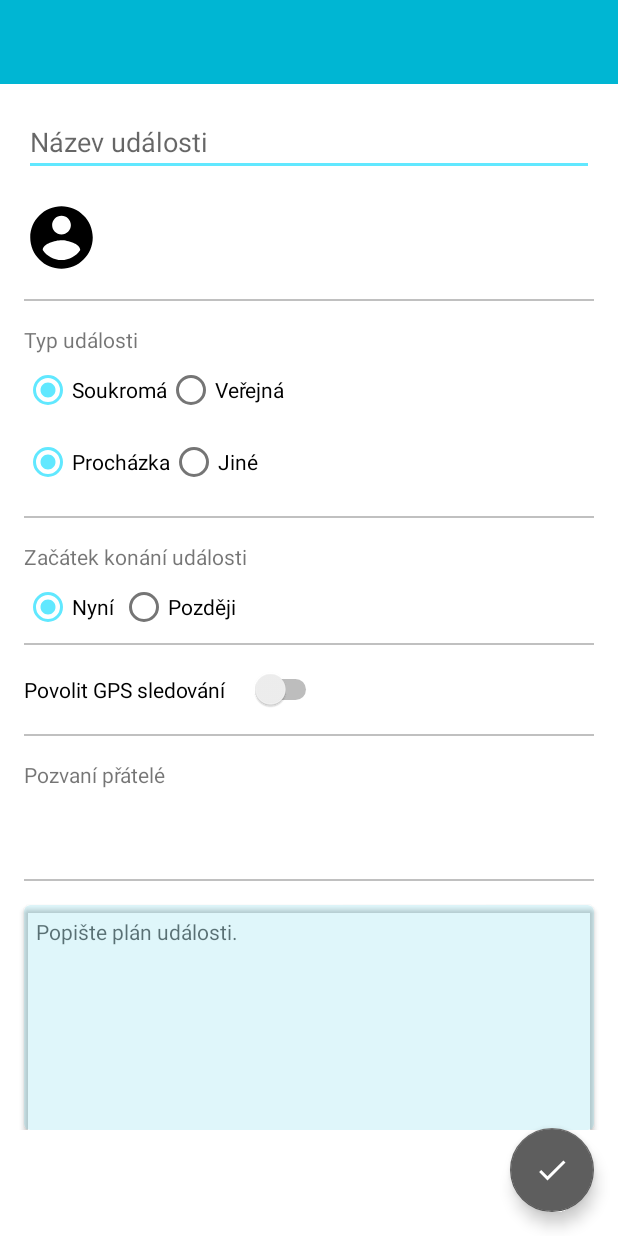
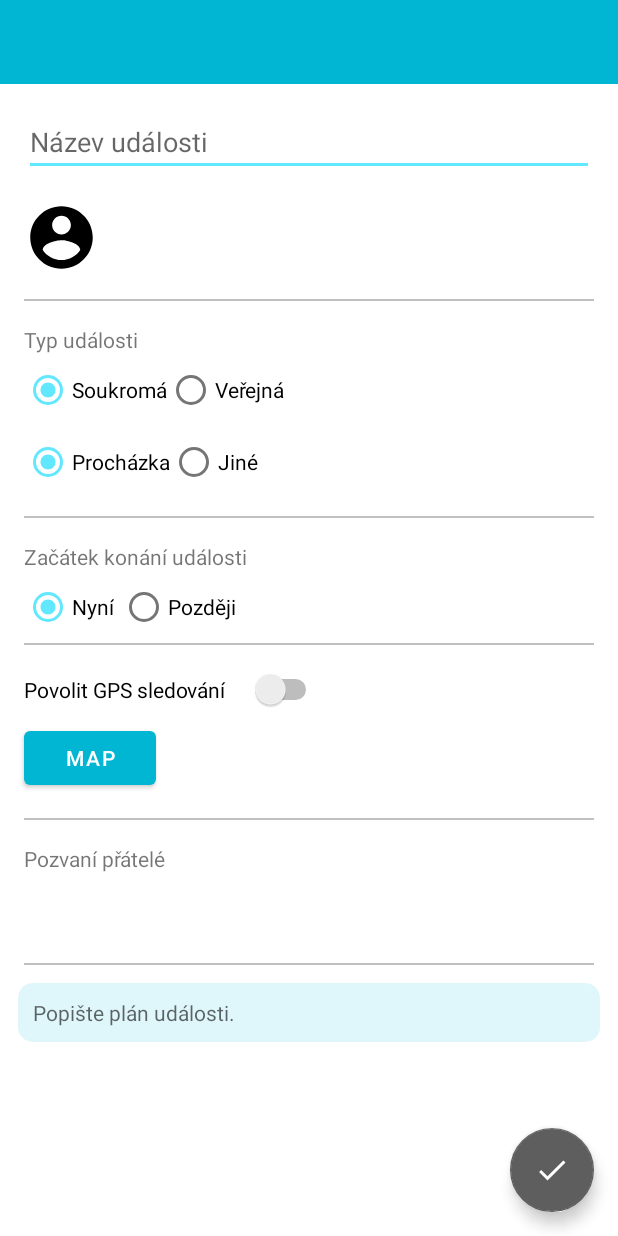
Before and after one commit to DavidHerel/Tlappka, an Android app: the CreateEventActivity screen opened directly, with no data from a screen before it, on a phone screen of 412 x 824 dp. Run offline under Robolectric (Android 15) with nearby library versions, the phone set to English and light mode, and no system bars; our stand-ins replace CircleImageView, Firebase (no records; nobody signed in at launch, a user with empty details on screens opened directly), Picasso, data binding; pictures from the network do not load; Roboto replaces fonts that are not available here; 1 statement that could not run was skipped.

Commit message:
GoogleMaps Event Feature basic setup

```diff
--- a/src/app/src/main/java/cz/cvut/fel/tlappka/events/CreateEventActivity.kt
+++ b/src/app/src/main/java/cz/cvut/fel/tlappka/events/CreateEventActivity.kt
@@ -59,6 +59,10 @@ class CreateEventActivity : AppCompatActivity() {
         dateAndTime()
         binding.fab.setOnClickListener {
             doneButton()
+        }
+        binding.mapButton.setOnClickListener{
+            val mapIntent = Intent(this, MapsActivity::class.java)
+            startActivity(mapIntent)
         }
     }
 
--- a/src/app/src/main/res/layout/activity_create_event.xml
+++ b/src/app/src/main/res/layout/activity_create_event.xml
@@ -29,8 +29,9 @@
             <androidx.constraintlayout.widget.ConstraintLayout
                 android:id="@+id/event_create_constraint"
                 android:layout_width="match_parent"
-                android:layout_height="match_parent"
-                android:orientation="vertical">
+                android:layout_height="wrap_content"
+                android:orientation="vertical"
+                android:paddingBottom="@dimen/general_space">
 
                 <com.google.android.material.textfield.TextInputEditText
                     android:id="@+id/event_name"
@@ -193,36 +194,21 @@
                     app:layout_constraintStart_toStartOf="parent"
                     app:layout_constraintTop_toBottomOf="@+id/invited_friends_text" />
 
-                <androidx.cardview.widget.CardView
-                    android:id="@+id/view_rectangle"
-                    android:layout_width="0dp"
-                    android:layout_height="150dp"
-                    android:layout_marginStart="16dp"
-                    android:layout_marginTop="16dp"
-                    android:layout_marginEnd="16dp"
-                    app:cardBackgroundColor="@color/colorPrimary90Transparent"
-                    app:cardCornerRadius="4dp"
-                    app:layout_constraintEnd_toEndOf="parent"
-                    app:layout_constraintHorizontal_bias="0.0"
-                    app:layout_constraintStart_toStartOf="parent"
-                    app:layout_constraintTop_toBottomOf="@+id/line3" />
-
                 <EditText
                     android:id="@+id/event_description"
+                    style="@style/home_comment_style"
                     android:layout_width="0dp"
-                    android:layout_height="0dp"
-                    android:background="@android:color/transparent"
-                    android:ems="10"
+                    android:layout_height="wrap_content"
+                    android:layout_margin="@dimen/general_space"
+                    android:background="@drawable/editable_round_corners"
                     android:gravity="start|top"
                     android:hint="@string/event_description"
                     android:importantForAutofill="no"
                     android:inputType="textMultiLine"
-                    android:padding="8dp"
-                    android:textSize="14sp"
-                    app:layout_constraintBottom_toBottomOf="@+id/view_rectangle"
-                    app:layout_constraintEnd_toEndOf="@+id/view_rectangle"
-                    app:layout_constraintStart_toStartOf="@+id/view_rectangle"
-                    app:layout_constraintTop_toTopOf="@+id/view_rectangle" />
+                    android:padding="@dimen/basic_padding"
+                    app:layout_constraintEnd_toEndOf="parent"
+                    app:layout_constraintStart_toStartOf="parent"
+                    app:layout_constraintTop_toBottomOf="@+id/line3" />
 
                 <TextView
                     android:id="@+id/event_time"
@@ -309,6 +295,17 @@
                     app:layout_constraintStart_toStartOf="parent"
                     app:layout_constraintTop_toBottomOf="@+id/line4" />
 
+                <Button
+                    android:layout_width="wrap_content"
+                    android:layout_height="wrap_content"
+                    android:text="Map"
+                    android:id="@+id/mapButton"
+                    android:layout_marginStart="16dp"
+                    android:layout_marginTop="8dp"
+                    android:layout_marginBottom="16dp"
+                    app:layout_constraintStart_toStartOf="parent"
+                    app:layout_constraintTop_toBottomOf="@id/switch1" />
+
                 <View
                     android:id="@+id/line4"
                     android:layout_width="match_parent"
@@ -330,7 +327,7 @@
                     android:background="#c0c0c0"
                     app:layout_constraintEnd_toEndOf="parent"
                     app:layout_constraintStart_toStartOf="parent"
-                    app:layout_constraintTop_toBottomOf="@+id/switch1" />
+                    app:layout_constraintTop_toBottomOf="@+id/mapButton" />
 
             </androidx.constraintlayout.widget.ConstraintLayout>
 
--- a/src/app/src/main/res/values/strings.xml
+++ b/src/app/src/main/res/values/strings.xml
@@ -120,4 +120,7 @@ A SVÉ MAZLÍČKY</string>
     <string name="later">Později</string>
     <string name="event_start_time">Začátek konání události</string>
     <string name="choose_date">Vybrat datum</string>
+    <string name="title_activity_maps">Map</string>
+
+    <string name="address_search">Vyhledat adresu, město nebo stát</string>
 </resources>
```
Also changed, not shown: src/app/build.gradle (+10 -0 lines), src/app/src/debug/res/values/google_maps_api.xml (added, +20 -0 lines), src/app/src/main/AndroidManifest.xml (+31 -1 lines), src/app/src/main/java/cz/cvut/fel/tlappka/events/MapsActivity.kt (added, +207 -0 lines), src/app/src/main/res/drawable/ic_my_location_black_24dp.xml (added, +9 -0 lines), src/app/src/main/res/drawable/ic_search_black_24dp.xml (added, +9 -0 lines), src/app/src/main/res/drawable/white_searchbox_round_corners.xml (added, +12 -0 lines), src/app/src/main/res/layout/activity_about.xml (+7 -2 lines), src/app/src/main/res/layout/activity_maps.xml (added, +57 -0 lines), 1 other file.
